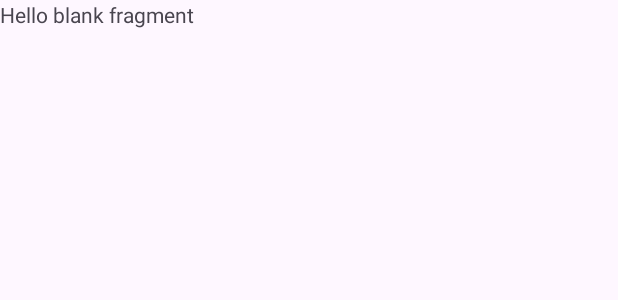
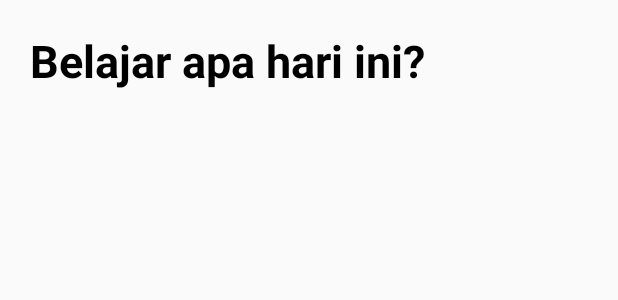
Before and after one commit to then77/BelajarMengajar, an Android app: the layout fragment_profile.xml on its own in the app's theme, with its tools: preview values and no code run, on a phone screen of 412 x 824 dp. Shown: the top 300 px of the screen. Run offline under Robolectric (Android 15) with nearby library versions, the light colour scheme and no system bars.

Commit message:
some changes

```diff
--- a/app/src/main/res/layout/activity_home.xml
+++ b/app/src/main/res/layout/activity_home.xml
@@ -28,7 +28,6 @@
         app:layout_constraintEnd_toEndOf="parent"
         app:layout_constraintStart_toStartOf="parent"
         app:menu="@menu/bottom_nav"
-        app:itemIconTint="?attr/colorPrimary"
         app:itemTextColor="?attr/colorPrimary"
         android:background="?attr/colorSecondary"
         app:itemTextAppearanceActiveBoldEnabled="true"/>
--- a/app/src/main/res/layout/fragment_profile.xml
+++ b/app/src/main/res/layout/fragment_profile.xml
@@ -3,12 +3,26 @@
     xmlns:tools="http://schemas.android.com/tools"
     android:layout_width="match_parent"
     android:layout_height="match_parent"
+    xmlns:app="http://schemas.android.com/apk/res-auto"
     tools:context=".fragment.Profile">
 
     <!-- TODO: Update blank fragment layout -->
-    <TextView
+    <androidx.constraintlayout.widget.ConstraintLayout
         android:layout_width="match_parent"
         android:layout_height="match_parent"
-        android:text="@string/hello_blank_fragment" />
+        android:padding="20dp">
+
+        <TextView
+            android:layout_width="wrap_content"
+            android:layout_height="wrap_content"
+            android:text="@string/question"
+            android:textSize="30sp"
+            android:textStyle="bold"
+            android:textColor="?attr/colorPrimary"
+            app:layout_constraintStart_toStartOf="parent"
+            app:layout_constraintTop_toTopOf="parent"
+            />
+
+    </androidx.constraintlayout.widget.ConstraintLayout>
 
 </FrameLayout>
--- a/app/src/main/res/values-night/themes.xml
+++ b/app/src/main/res/values-night/themes.xml
@@ -1,6 +1,6 @@
 <resources xmlns:tools="http://schemas.android.com/tools">
     <!-- Base application theme. -->
-    <style name="Base.Theme.BelajarMengajarReal" parent="Theme.Material3.DayNight.NoActionBar">
+    <style name="Base.Theme.BelajarMengajarReal" parent="Theme.AppCompat.DayNight.NoActionBar">
         <!-- Customize your dark theme here. -->
         <item name="colorPrimary">@color/white</item>
         <item name="colorSecondary">@color/black</item>
--- a/app/src/main/res/values/strings.xml
+++ b/app/src/main/res/values/strings.xml
@@ -7,5 +7,6 @@
     <string name="name">Siapa namamu?</string>
     <string name="button">MULAI!</string>
     <!-- TODO: Remove or change this placeholder text -->
-    <string name="hello_blank_fragment">Hello blank fragment</string>
+    <!--Home-->
+    <string name="question">Belajar apa hari ini?</string>
 </resources>
--- a/app/src/main/res/values/themes.xml
+++ b/app/src/main/res/values/themes.xml
@@ -1,6 +1,6 @@
 <resources xmlns:tools="http://schemas.android.com/tools">
     <!-- Base application theme. -->
-    <style name="Base.Theme.BelajarMengajarReal" parent="Theme.Material3.DayNight.NoActionBar">
+    <style name="Base.Theme.BelajarMengajarReal" parent="Theme.AppCompat.DayNight.NoActionBar">
         <!-- Customize your light theme here. -->
     <item name="colorPrimary">@color/black</item>
     <item name="colorSecondary">@color/white</item>
```
